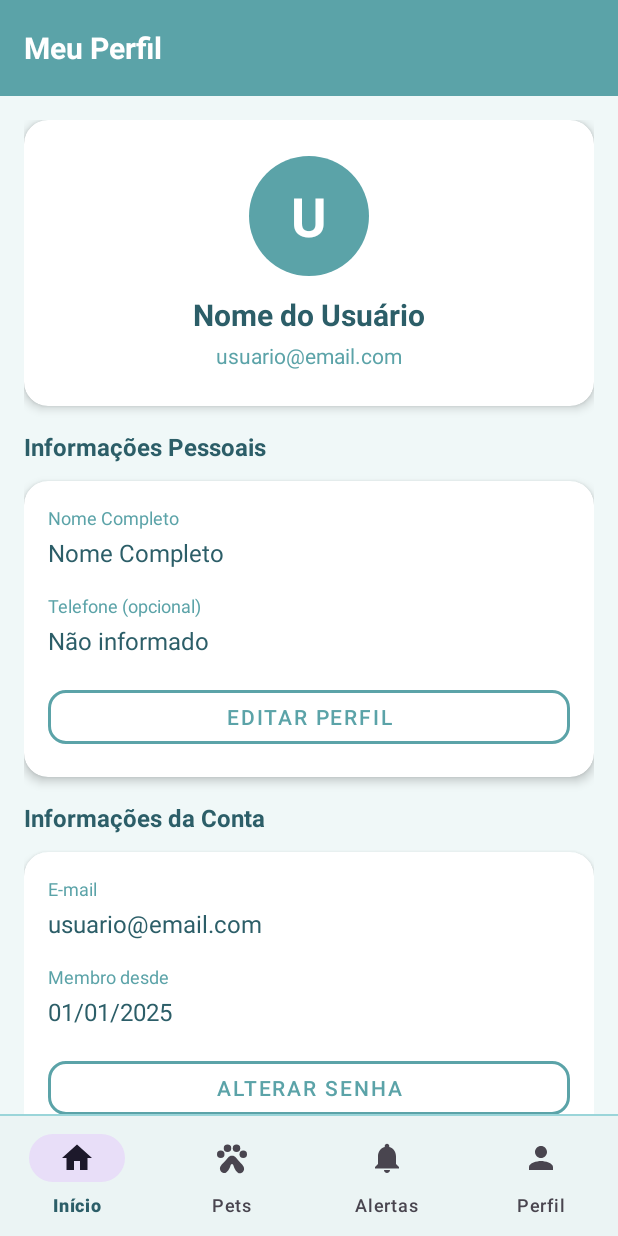
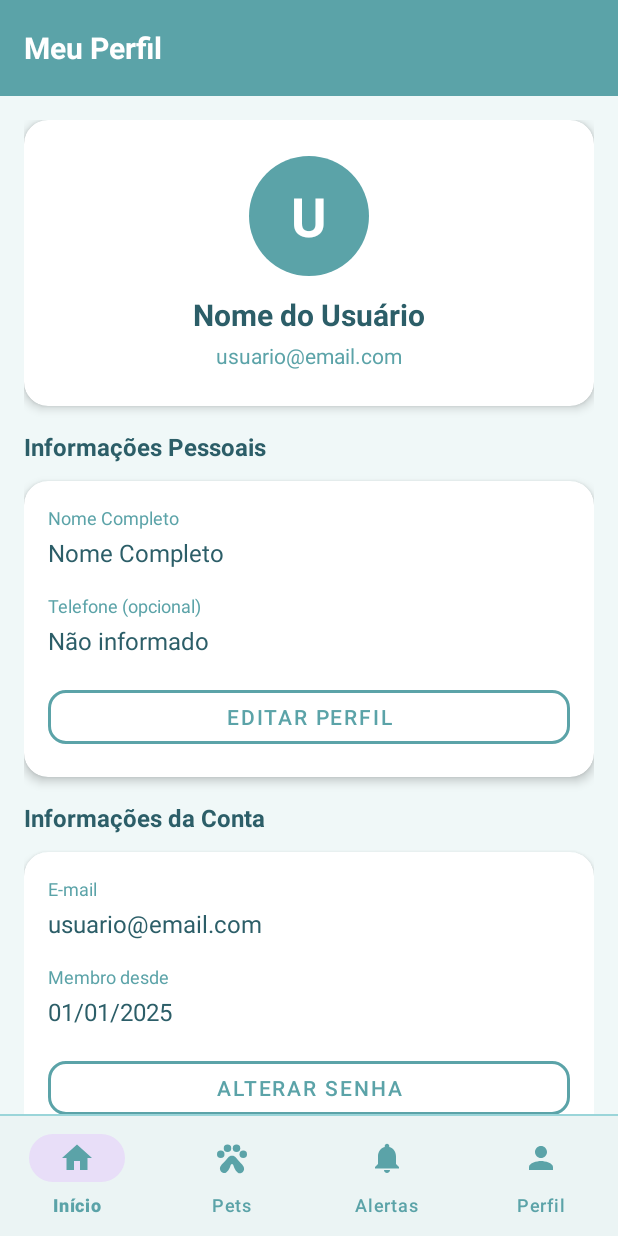
Before and after one commit to vitormtz/pet-safe, an Android app: the ProfileActivity screen opened directly, with no data from a screen before it, on a phone screen of 412 x 824 dp. Run offline under Robolectric (Android 15) with nearby library versions, the phone set to English and light mode, and no system bars; 1 statement that could not run was skipped.

Commit message:
refactor: update profile activity layout and navigation

```diff
--- a/mobile-app/app/src/main/res/layout/activity_profile.xml
+++ b/mobile-app/app/src/main/res/layout/activity_profile.xml
@@ -324,6 +324,8 @@
             android:layout_width="match_parent"
             android:layout_height="wrap_content"
             android:background="@color/card_background"
+            app:itemIconTint="@color/primary"
+            app:itemTextColor="@color/primary"
             app:elevation="8dp"
             app:labelVisibilityMode="labeled"
             app:menu="@menu/bottom_navigation_menu" />
```
Also changed, not shown: mobile-app/app/src/main/java/com/example/petsafe/ProfileActivity.java (+6 -1 lines).
